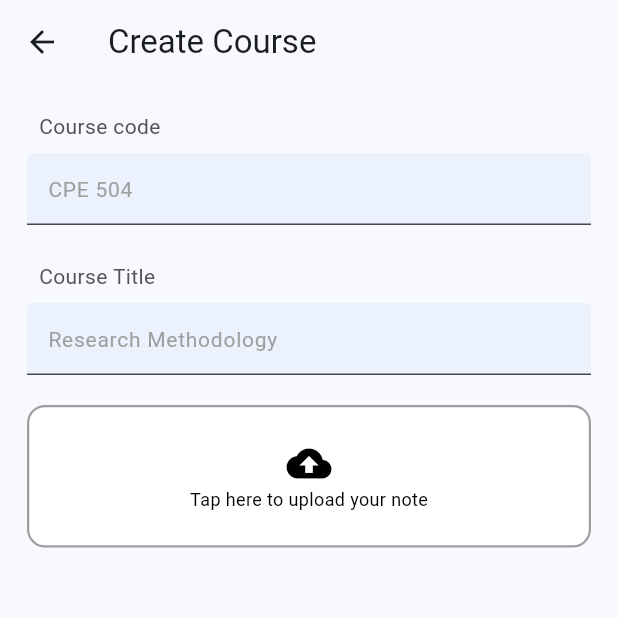
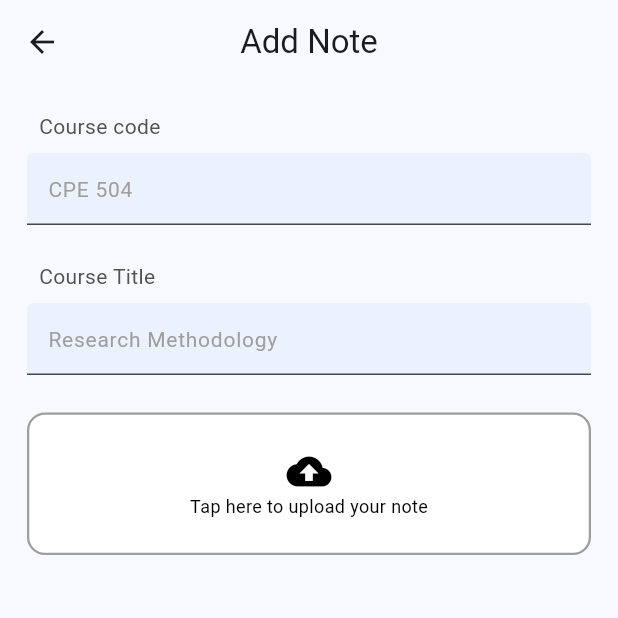
Before and after one commit to Moshood-Kausar/smart_ed, a Flutter app: the NewCourse screen opened by its route, on a phone screen of 412 x 824 dp, the top half of it. Run offline on Flutter 3.47's test engine with Material 2 defaults, Android fonts, the phone set to English and light mode, and no system bars; our stand-ins replace dio, hive_flutter, image_picker; missing offline and left inert: flutter_inappwebview, flutter_tesseract_ocr; accounts and stored records are empty.

Commit message:
Done with create course

```diff
--- /dev/null
+++ b/lib/core/models/course_model/create_course_model.dart
@@ -0,0 +1,36 @@
+// To parse this JSON data, do
+//
+//     final createCourseModel = createCourseModelFromJson(jsonString);
+
+import 'dart:convert';
+
+CreateCourseModel createCourseModelFromJson(String str) =>
+    CreateCourseModel.fromJson(json.decode(str));
+
+String createCourseModelToJson(CreateCourseModel data) =>
+    json.encode(data.toJson());
+
+class CreateCourseModel {
+  String name;
+  String courseCode;
+  String content;
+
+  CreateCourseModel({
+    required this.name,
+    required this.courseCode,
+    required this.content,
+  });
+
+  factory CreateCourseModel.fromJson(Map<String, dynamic> json) =>
+      CreateCourseModel(
+        name: json["name"],
+        courseCode: json["course_code"],
+        content: json["content"],
+      );
+
+  Map<String, dynamic> toJson() => {
+        "name": name,
+        "course_code": courseCode,
+        "content": content,
+      };
+}
--- a/lib/core/providers/provider_list.dart
+++ b/lib/core/providers/provider_list.dart
@@ -2,8 +2,10 @@ import 'package:provider/provider.dart';
 import 'package:provider/single_child_widget.dart';
 import 'package:smart_ed/core/services/apis/auth_api.dart';
 import 'package:smart_ed/core/services/apis/blog_api.dart';
+import 'package:smart_ed/core/services/apis/course_api.dart';
 
 List<SingleChildWidget> providers = [
   ChangeNotifierProvider(create: (_) => AuthService()),
   ChangeNotifierProvider(create: (_) => BlogService()),
+  ChangeNotifierProvider(create: (_) => CourseService()),
 ];
--- a/lib/view/screens/new_course.dart
+++ b/lib/view/screens/new_course.dart
@@ -3,6 +3,9 @@ import 'dart:developer';
 import 'package:flutter/material.dart';
 import 'package:flutter_tesseract_ocr/flutter_tesseract_ocr.dart';
 import 'package:image_picker/image_picker.dart';
+import 'package:provider/provider.dart';
+import 'package:smart_ed/core/services/apis/course_api.dart';
+import 'package:smart_ed/widget/app_button.dart';
 import 'package:smart_ed/widget/image_widget.dart';
 import 'package:smart_ed/widget/text_form.dart';
 // import 'package:flutter_tesseract_ocr/flutter_tesseract_ocr.dart';
@@ -33,7 +36,10 @@ class _NewCourseState extends State<NewCourse> {
   @override
   Widget build(BuildContext context) {
     return Scaffold(
-      appBar: AppBar(title: const Text('Create Course')),
+      appBar: AppBar(
+        title: const Text('Add Note'),
+        centerTitle: true,
+      ),
       body: SafeArea(
         child: Padding(
           padding: const EdgeInsets.all(18.0),
@@ -73,7 +79,7 @@ class _NewCourseState extends State<NewCourse> {
                       }
                     },
                   ),
-                  const SizedBox(height: 20),
+                  const SizedBox(height: 25),
                   ImagePickerWidget.imageWidget(images, getImageWidget),
                   if (images.isNotEmpty)
                     TextButton(
@@ -140,16 +146,34 @@ class _NewCourseState extends State<NewCourse> {
                       },
                     ),
                   ),
-                  Center(
-                    child: Text(
-                      _extractText,
-                      textAlign: TextAlign.center,
-                      style: const TextStyle(
-                        fontSize: 30,
-                        fontWeight: FontWeight.bold,
-                      ),
+                  const SizedBox(height: 30),
+                  if (showEdit)
+                    Consumer<CourseService>(
+                      builder: (context, snap, child) {
+                        if (snap.isLoading) {
+                          return const CircularProgressIndicator();
+                        }
+
+                        return SizedBox(
+                          width: MediaQuery.of(context).size.width - 20,
+                          height: 48.0,
+                          child: AppButton(
+                            onPressed: () {
+                              if (_formKey.currentState!.validate()) {
+                                snap.createcourse(
+                                  context,
+                                  code: _coursecode!.text,
+                                  content: _extract!.text,
+                                  name: _coursetitle!.text,
+                                );
+                              }
+                            },
+                            text: 'Add Note',
+                          ),
+                        );
+                      },
                     ),
-                  ),
+                  const SizedBox(height: 40),
                 ],
               ),
             ),
```
Also changed, not shown: lib/core/services/apis/course_api.dart (added, +51 -0 lines), lib/view/screens/course_details.dart (+5 -7 lines).
